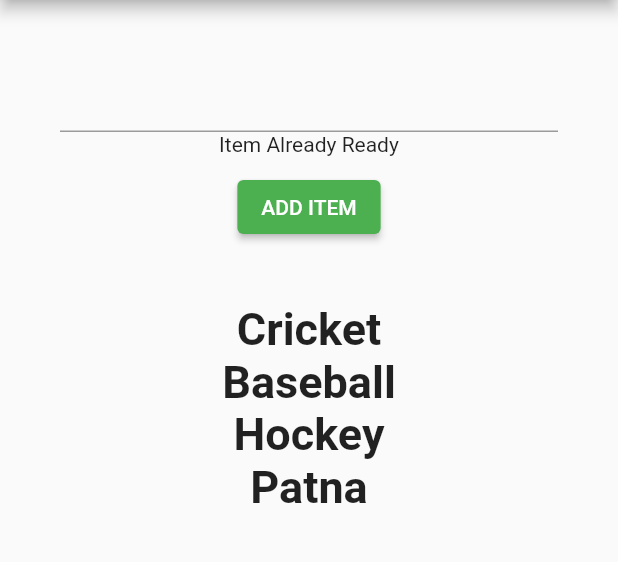
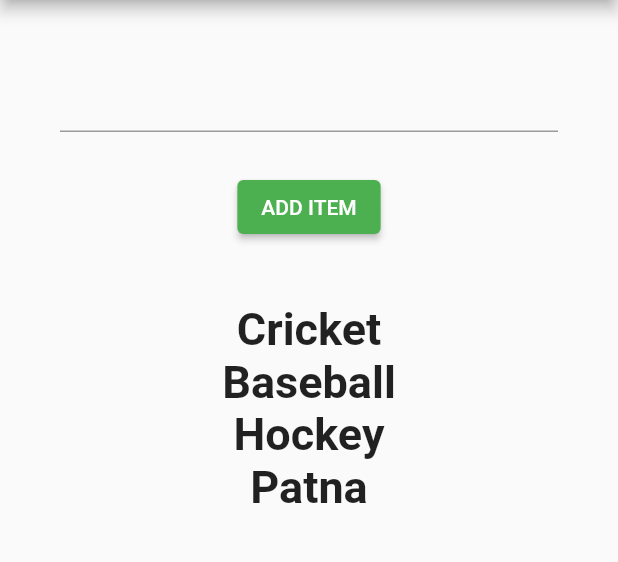
Before and after one commit to harshit-8080/Redux_Flutter, a Flutter app: the screen it shows after launch, after a tap on "ADD ITEM", on a phone screen of 412 x 824 dp, the part 84-646 px from its top. Run offline on Flutter 3.47's test engine with Material 2 defaults, Android fonts, the light colour scheme and no system bars; our stand-ins replace flutter_redux, redux.

Commit message:
alreadyAdded to List feature added

```diff
--- a/lib/widgets/list.dart
+++ b/lib/widgets/list.dart
@@ -19,13 +19,15 @@ class _ListItemState extends State<ListItem> {
 
   String? msg = "";
 
+  handleAlreadyAdded() {
+    setState(() {
+      msg = "Already Added";
+    });
+  }
+
   handleAdd() {
     setState(() {
-      if (msg == "Item Already Ready") {
-        msg = "";
-      } else {
-        msg = "Item Already Ready";
-      }
+      msg = "";
     });
   }
 
@@ -50,11 +52,12 @@ class _ListItemState extends State<ListItem> {
                 ElevatedButton(
                     onPressed: () {
                       if (!l1!.contains(input)) {
+                        print("ifff");
                         handleAdd();
                         l1?.add(input!);
                         StoreProvider.of<AppState>(context).dispatch(Add(l1));
                       } else {
-                        handleAdd();
+                        handleAlreadyAdded();
                         print(state.l1);
                       }
                     },
```
